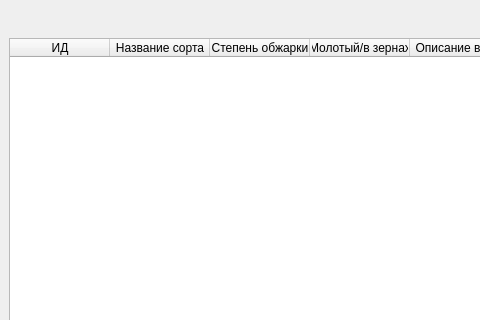
First picture: the form in main.ui, repository Hipoppoltark/Coffee, before the edit; both pictures show x 0 to 480 and y 0 to 320 of the 667 by 600 pixel window.
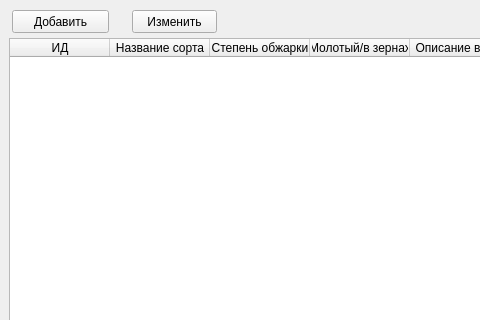
Second picture: the form after the edit.

```diff
--- a/main.ui
+++ b/main.ui
@@ -59,6 +59,32 @@
      </property>
     </column>
    </widget>
+   <widget class="QPushButton" name="btn_add">
+    <property name="geometry">
+     <rect>
+      <x>12</x>
+      <y>10</y>
+      <width>97</width>
+      <height>23</height>
+     </rect>
+    </property>
+    <property name="text">
+     <string>Добавить</string>
+    </property>
+   </widget>
+   <widget class="QPushButton" name="btn_change">
+    <property name="geometry">
+     <rect>
+      <x>132</x>
+      <y>10</y>
+      <width>85</width>
+      <height>23</height>
+     </rect>
+    </property>
+    <property name="text">
+     <string>Изменить</string>
+    </property>
+   </widget>
   </widget>
   <widget class="QMenuBar" name="menubar">
    <property name="geometry">
```
